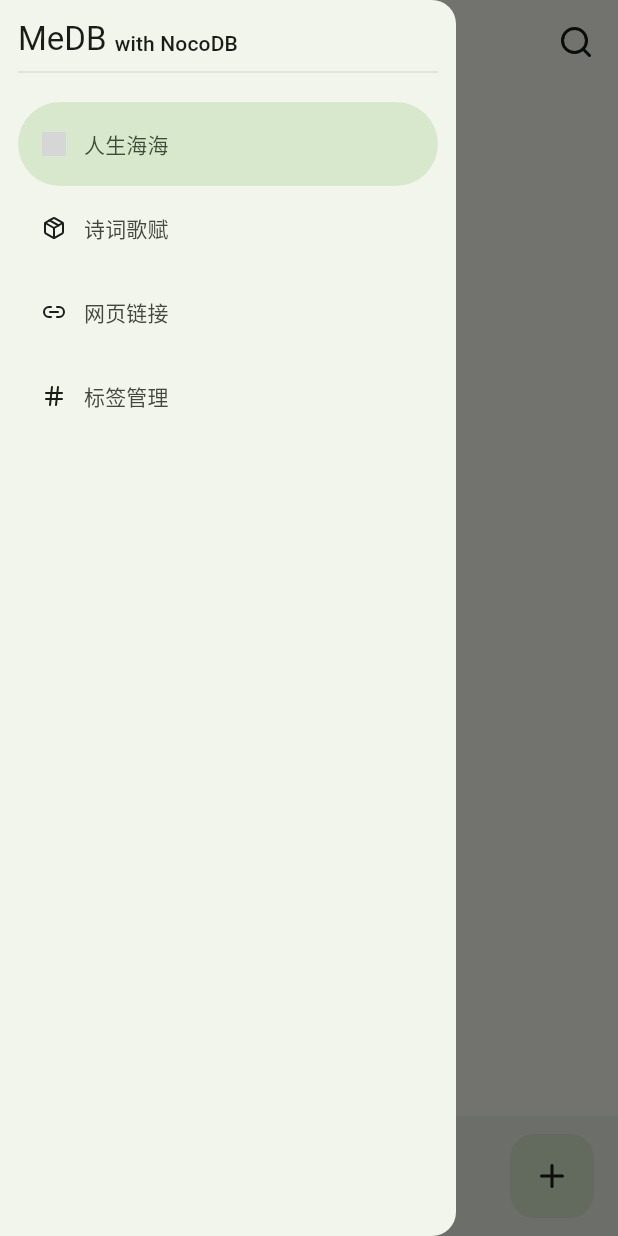
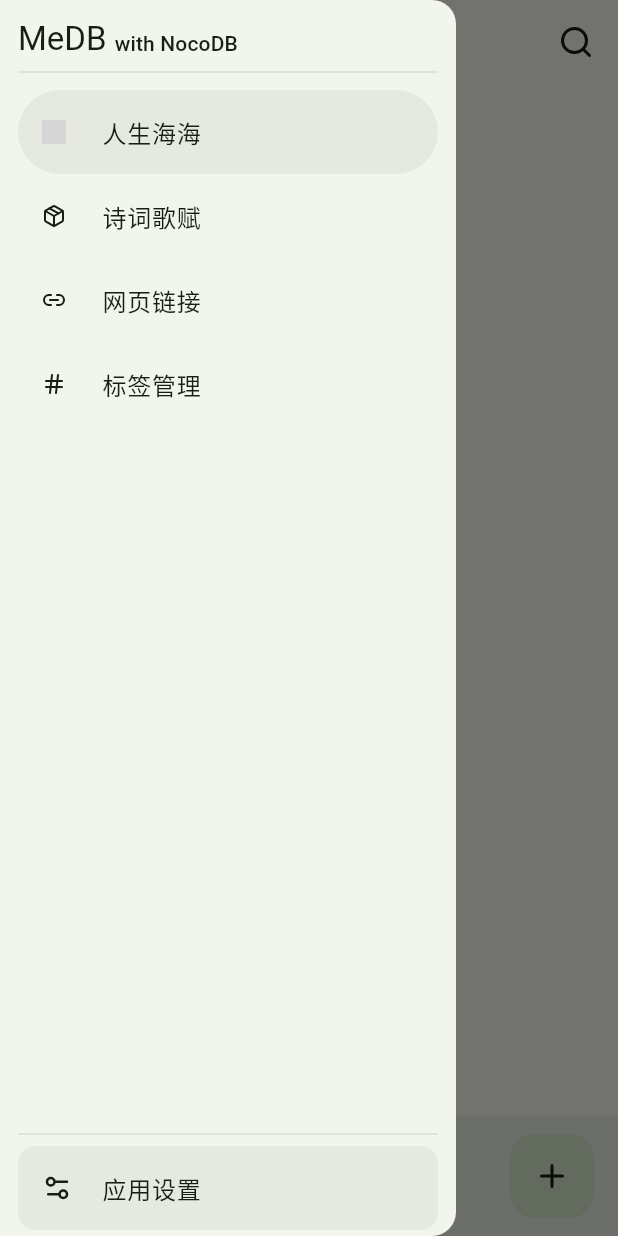
Before and after one commit to gvenusleo/MeDB, a Flutter app: the screen it shows after launch, with the side drawer open, on a phone screen of 412 x 824 dp. Run offline on Flutter 3.47's test engine with Material 3 defaults, Android fonts, the phone set to English and light mode, and no system bars; our stand-ins replace dio, flutter_dotenv, flutter_svg, fluttertoast, get, logger and 1 more; network calls fail; grey boxes are pictures that could not be loaded.

Commit message:
feat: 添加设置页面

```diff
--- a/lib/routes/routes.dart
+++ b/lib/routes/routes.dart
@@ -11,6 +11,8 @@ import 'package:medb/ui/poem/edit/poem_edit_binding.dart';
 import 'package:medb/ui/poem/edit/poem_edit_view.dart';
 import 'package:medb/ui/poem/read/poem_read_binding.dart';
 import 'package:medb/ui/poem/read/poem_read_view.dart';
+import 'package:medb/ui/settings/settings_binding.dart';
+import 'package:medb/ui/settings/settings_view.dart';
 import 'package:medb/ui/tag/edit/tag_edit_binding.dart';
 import 'package:medb/ui/tag/edit/tag_edit_view.dart';
 
@@ -49,5 +51,10 @@ class AppRoutes {
       page: () => const TagEditView(),
       binding: TagEditBinding(),
     ),
+    GetPage(
+      name: '/settings',
+      page: () => const SettingsView(),
+      binding: SettingsBinding(),
+    ),
   ];
 }
--- a/lib/ui/home/home_view.dart
+++ b/lib/ui/home/home_view.dart
@@ -36,10 +36,10 @@ class HomeView extends StatelessWidget {
       ),
       drawerEdgeDragWidth: Get.mediaQuery.size.width * 0.75,
       drawerEnableOpenDragGesture: true,
-      drawer: Obx(
-        () => NavigationDrawer(
-          selectedIndex: c.currentTableIndex.value,
-          onDestinationSelected: c.onTableChanged,
+      drawer: Drawer(
+        child: SafeArea(
+          child: Column(
+            crossAxisAlignment: CrossAxisAlignment.start,
             children: [
               Padding(
                 padding: const EdgeInsets.fromLTRB(12, 12, 12, 0),
@@ -55,13 +55,46 @@ class HomeView extends StatelessWidget {
                 ),
               ),
               const Divider(thickness: 0.5, indent: 12, endIndent: 12),
-            const SizedBox(height: 12),
-            for (MapEntry item in c.tables.entries)
-              NavigationDrawerDestination(
-                icon: item.value,
-                label: Text(item.key),
+              Expanded(
+                child: ListView.builder(
+                  physics: const BouncingScrollPhysics(),
+                  padding: const EdgeInsets.symmetric(
+                    horizontal: 12,
+                    vertical: 4,
                   ),
+                  itemCount: c.tables.length,
+                  itemBuilder: (context, index) {
+                    return ListTile(
+                      leading: c.tables.values.elementAt(index),
+                      title: Text(c.tables.keys.toList()[index]),
+                      onTap: () => c.onTableChanged(index),
+                      shape: RoundedRectangleBorder(
+                        borderRadius: BorderRadius.circular(96),
+                      ),
+                      selected: c.currentTableIndex.value == index,
+                      selectedTileColor:
+                          Get.theme.colorScheme.surfaceContainerHigh,
+                      selectedColor: Get.theme.colorScheme.onSurface,
+                    );
+                  },
+                ),
+              ),
+              const Divider(thickness: 0.5, indent: 12, endIndent: 12),
+              Padding(
+                padding: const EdgeInsets.symmetric(horizontal: 12),
+                child: ListTile(
+                  leading: SvgIcon(assetName: Svg.settings, size: 20),
+                  title: const Text('应用设置'),
+                  onTap: c.toSettingsView,
+                  tileColor: Get.theme.colorScheme.surfaceContainerHigh,
+                  shape: RoundedRectangleBorder(
+                    borderRadius: BorderRadius.circular(12),
+                  ),
+                ),
+              ),
+              const SizedBox(height: 4),
             ],
+          ),
         ),
       ),
       body: Obx(() => c.views[c.currentTableIndex.value]),
--- /dev/null
+++ b/lib/ui/settings/settings_binding.dart
@@ -0,0 +1,9 @@
+import 'package:get/get.dart';
+import 'package:medb/ui/settings/settings_controller.dart';
+
+class SettingsBinding implements Bindings {
+  @override
+  void dependencies() {
+    Get.lazyPut(() => SettingsController());
+  }
+}
--- /dev/null
+++ b/lib/ui/settings/settings_controller.dart
@@ -0,0 +1,3 @@
+import 'package:get/get.dart';
+
+class SettingsController extends GetxController {}
--- a/lib/widgets/me_card.dart
+++ b/lib/widgets/me_card.dart
@@ -4,17 +4,19 @@ import "package:get/get.dart";
 class MeCard extends StatelessWidget {
   final List<Widget> children;
   final EdgeInsets margin;
+  final EdgeInsets padding;
 
   const MeCard({
     super.key,
     required this.children,
     this.margin = const EdgeInsets.all(0),
+    this.padding = const EdgeInsets.all(12),
   });
 
   @override
   Widget build(BuildContext context) {
     return Container(
-      padding: const EdgeInsets.all(12),
+      padding: padding,
       margin: margin,
       decoration: BoxDecoration(
         color:
--- a/lib/widgets/svg.dart
+++ b/lib/widgets/svg.dart
@@ -11,10 +11,13 @@ class Svg {
 
   static String get search => "assets/svg/search.svg";
   static String get menu => "assets/svg/menu.svg";
+  static String get moon => "assets/svg/moon.svg";
+  static String get settings => "assets/svg/settings.svg";
   static String get datetime => "assets/svg/datetime.svg";
   static String get edit => "assets/svg/edit.svg";
   static String get sort => "assets/svg/sort.svg";
   static String get layout => "assets/svg/layout.svg";
+  static String get palette => "assets/svg/palette.svg";
   static String get link => "assets/svg/link.svg";
   static String get atom => "assets/svg/atom.svg";
   static String get hash => "assets/svg/hash.svg";
@@ -23,6 +26,7 @@ class Svg {
   static String get back => "assets/svg/back.svg";
   static String get box => "assets/svg/box.svg";
   static String get add => "assets/svg/add.svg";
+  static String get chevron => "assets/svg/chevron.svg";
 }
 
 class SvgIcon extends StatelessWidget {
```
Also changed, not shown: lib/ui/home/home_controller.dart (+8 -3 lines), lib/ui/settings/settings_view.dart (added, +78 -0 lines), assets/svg/chevron.svg (added), assets/svg/moon.svg (added), assets/svg/palette.svg (added), assets/svg/settings.svg (added). Lines whose indentation alone changed are shown as unchanged.
